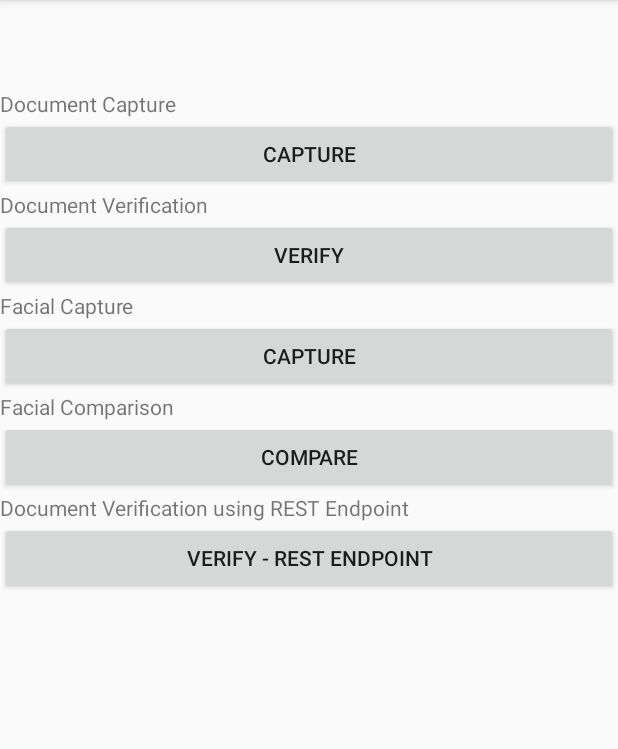
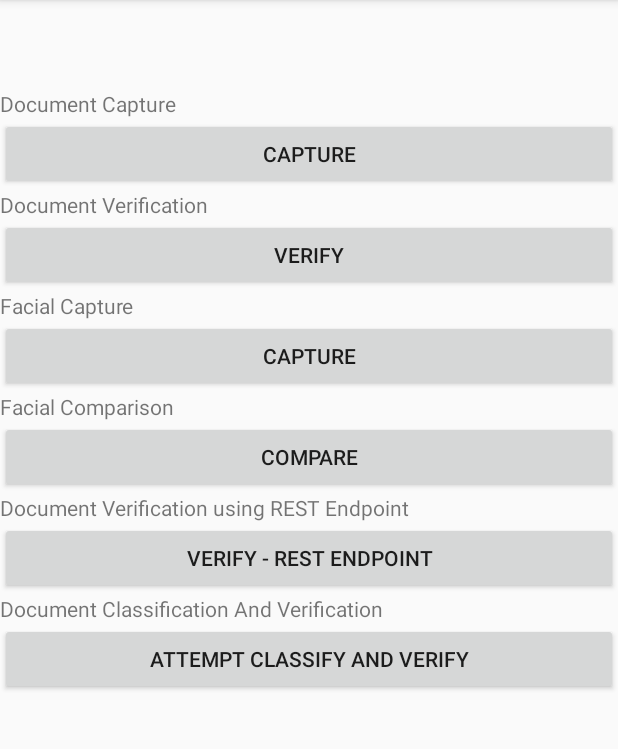
Before and after one commit to W2-Global-Data/DVFC-Sample-Android, an Android app: the screen it shows after launch (MainActivity), on a phone screen of 412 x 824 dp, the part 84-833 px from its top. Run offline under Robolectric (Android 15) with nearby library versions, the phone set to English and light mode, and no system bars; libraries missing offline, so code that uses them is left out: com.w2globaldata.documentverification_client, com.w2globaldata.documentverification_client_abstractions, com.w2globaldata.documentverification_client_capture, com.w2globaldata.facialcomparison_client and 3 more.

Commit message:
Classify And Verify functionality

```diff
--- a/app/build.gradle
+++ b/app/build.gradle
@@ -30,7 +30,7 @@ android {
 
 }
 
-def sdk_version = '2.5.0'
+def sdk_version = '3.0.0'
 
 dependencies {
     implementation fileTree(dir: 'libs', include: ['*.jar'])
--- a/app/src/main/res/layout/activity_main.xml
+++ b/app/src/main/res/layout/activity_main.xml
@@ -85,5 +85,17 @@
             android:layout_height="wrap_content"
             android:text="@string/verify_using_rest_endpoints" />
 
+        <TextView
+            android:id="@+id/textView2"
+            android:layout_width="match_parent"
+            android:layout_height="wrap_content"
+            android:text="@string/document_verification_classifyVerify" />
+
+        <Button
+            android:id="@+id/classifyVerifyButton"
+            android:layout_width="match_parent"
+            android:layout_height="wrap_content"
+            android:text="@string/classifyVerify" />
+
     </LinearLayout>
 </ScrollView>
--- a/app/src/main/res/values/strings.xml
+++ b/app/src/main/res/values/strings.xml
@@ -3,10 +3,12 @@
     <string name="document_capture">Document Capture</string>
     <string name="document_verification">Document Verification</string>
     <string name="document_verification_using_rest_endpoint">Document Verification using REST Endpoint</string>
+    <string name="document_verification_classifyVerify">Document Classification And Verification</string>
     <string name="facial_capture">Facial Capture</string>
     <string name="facial_comparison">Facial Comparison</string>
     <string name="capture">Capture</string>
     <string name="verify">Verify</string>
+    <string name="classifyVerify">Attempt Classify and Verify</string>
     <string name="verify_using_rest_endpoints">Verify - REST endpoint</string>
     <string name="compare">Compare</string>
 </resources>
```
Also changed, not shown: app/src/main/java/com/example/w2_clean_example/MainActivity.kt (+33 -1 lines), 2 other files.
